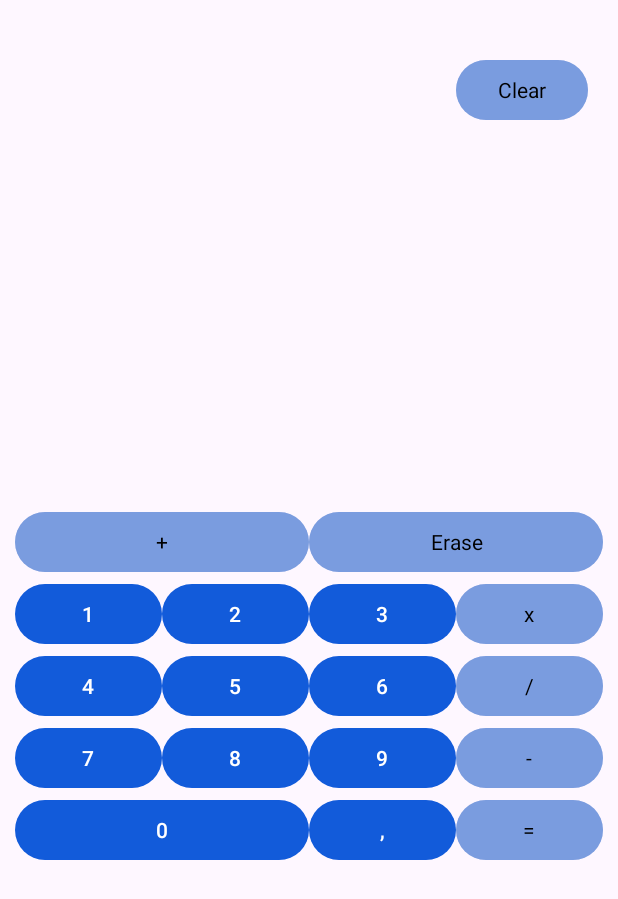
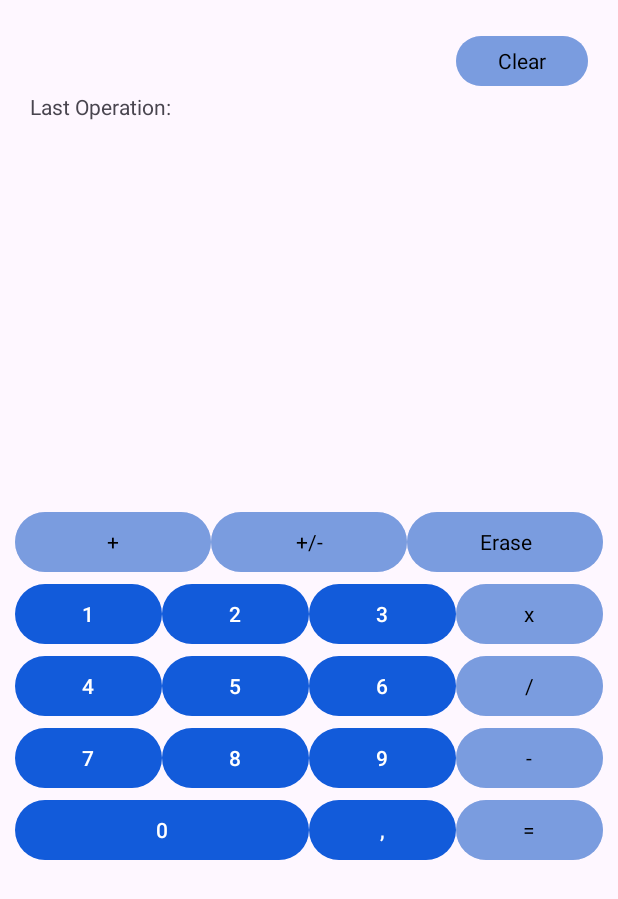
Before and after one commit to Anass-ABEA/Android-Calculator, an Android app: the screen it shows after launch (MainActivity), on a phone screen of 412 x 824 dp. Shown: the top 899 px of the screen. Run offline under Robolectric (Android 15) with nearby library versions, the phone set to English and light mode, and no system bars.

Commit message:
Final Part

```diff
--- a/app/src/main/java/com/example/calculator/MainActivity.java
+++ b/app/src/main/java/com/example/calculator/MainActivity.java
@@ -3,21 +3,22 @@ package com.example.calculator;
 import androidx.appcompat.app.AppCompatActivity;
 
 import android.os.Bundle;
-import android.util.Log;
 import android.widget.Button;
 import android.widget.TextView;
 
 import com.example.calculator.models.EvaluateOperations;
 
+import java.text.DecimalFormat;
+import java.text.DecimalFormatSymbols;
 import java.util.ArrayList;
 import java.util.List;
 
 public class MainActivity extends AppCompatActivity {
 
 
-    private Button btnClear, btnPlus, btnEquals, btnMul, btnDiv, btnErase, btnMinus, btnComma;
+    private Button btnClear, btnPlus, btnEquals, btnMul, btnDiv, btnErase, btnMinus, btnComma,btnPlusMinus;
     private List<Button> btnList;
-    private TextView tvValue;
+    private TextView tvValue, tvHistory;
 
     @Override
     protected void onCreate(Bundle savedInstanceState) {
@@ -29,7 +30,10 @@ public class MainActivity extends AppCompatActivity {
     }
 
     private void clickListeners() {
-        this.btnClear.setOnClickListener(v -> this.tvValue.setText(""));
+        this.btnClear.setOnClickListener(v -> {
+            this.tvValue.setText("");
+            this.tvHistory.setText("");
+        });
         this.btnPlus.setOnClickListener(v -> addOperation(" + "));
         this.btnMinus.setOnClickListener(v -> addOperation(" - "));
         this.btnMul.setOnClickListener(v -> addOperation(" * "));
@@ -51,8 +55,28 @@ public class MainActivity extends AppCompatActivity {
         }
 
         this.btnEquals.setOnClickListener((v) -> {
-            double result = EvaluateOperations.evaluateWithPriority(this.tvValue.getText().toString());
-            this.tvValue.setText(String.valueOf(result));
+            String value = this.tvValue.getText().toString();
+            this.tvHistory.setText(value);
+
+            double result = EvaluateOperations.evaluateWithPriority(value);
+            DecimalFormatSymbols formatSymbols = new DecimalFormatSymbols();
+            DecimalFormat df = new DecimalFormat("#.####",formatSymbols);
+
+            this.tvValue.setText(df.format(result));
+        });
+
+        this.btnPlusMinus.setOnClickListener(v->{
+            String value = this.tvValue.getText().toString();
+            if(value.length() == 0 || value.endsWith(" ")) return;
+            int index = value.lastIndexOf(" ");
+
+            if(index!=-1){ // 3 * 5
+                Double lastNumber = Double.parseDouble(value.substring(index+1));
+                value = value.substring(0,index+1)+ (-lastNumber);
+                this.tvValue.setText(value);
+            }else{
+                this.tvValue.setText(String.valueOf(-Double.parseDouble(value)));
+            }
         });
 
     }
@@ -74,6 +98,7 @@ public class MainActivity extends AppCompatActivity {
         this.btnErase = findViewById(R.id.btn_erase);
         this.btnMul = findViewById(R.id.btn_mul);
         this.btnComma = findViewById(R.id.btn_comma);
+        this.btnPlusMinus = findViewById(R.id.btn_plus_minus);
 
         this.btnList = new ArrayList<>();
         this.btnList.add(findViewById(R.id.button0));
@@ -88,5 +113,6 @@ public class MainActivity extends AppCompatActivity {
         this.btnList.add(findViewById(R.id.button9));
 
         this.tvValue = findViewById(R.id.tv_value);
+        this.tvHistory = findViewById(R.id.tv_history);
     }
 }
--- a/app/src/main/res/layout/activity_main.xml
+++ b/app/src/main/res/layout/activity_main.xml
@@ -12,12 +12,17 @@
         android:layout_width="match_parent"
         android:layout_height="100dp"
         android:gravity="center"
-        android:orientation="horizontal"
+        android:orientation="vertical"
         android:padding="10dp"
         app:layout_constraintEnd_toEndOf="parent"
         app:layout_constraintStart_toStartOf="parent"
         app:layout_constraintTop_toTopOf="parent">
 
+        <LinearLayout
+            android:layout_width="match_parent"
+            android:layout_height="match_parent"
+            android:layout_weight="1"
+            android:orientation="horizontal">
             <TextView
                 android:id="@+id/tv_value"
                 android:layout_width="0dp"
@@ -31,6 +36,20 @@
                 android:layout_width="wrap_content"
                 android:layout_height="wrap_content"
                 android:text="@string/clear" />
+
+        </LinearLayout>
+
+        <TextView
+            android:layout_width="match_parent"
+            android:layout_height="wrap_content"
+            android:text="@string/last_operation" />
+        <TextView
+            android:id="@+id/tv_history"
+            android:layout_width="match_parent"
+            android:layout_height="wrap_content"
+            android:text="" />
+
+
     </LinearLayout>
 
     <TableLayout
@@ -55,6 +74,13 @@
                 android:layout_height="wrap_content"
                 android:layout_weight="1"
                 android:text="+" />
+            <Button
+                android:id="@+id/btn_plus_minus"
+                style="@style/Calculator.Buttons.Operations"
+                android:layout_width="wrap_content"
+                android:layout_height="wrap_content"
+                android:layout_weight="1"
+                android:text="+/-" />
 
             <Button
                 android:id="@+id/btn_erase"
--- a/app/src/main/res/values/strings.xml
+++ b/app/src/main/res/values/strings.xml
@@ -3,4 +3,5 @@
     <string name="clear">Clear</string>
     <string name="initial_tv_value">Click on Increment</string>
     <string name="erase">Erase</string>
+    <string name="last_operation">Last Operation:</string>
 </resources>
```
Also changed, not shown: 1 other file. Lines whose indentation alone changed are shown as unchanged.
